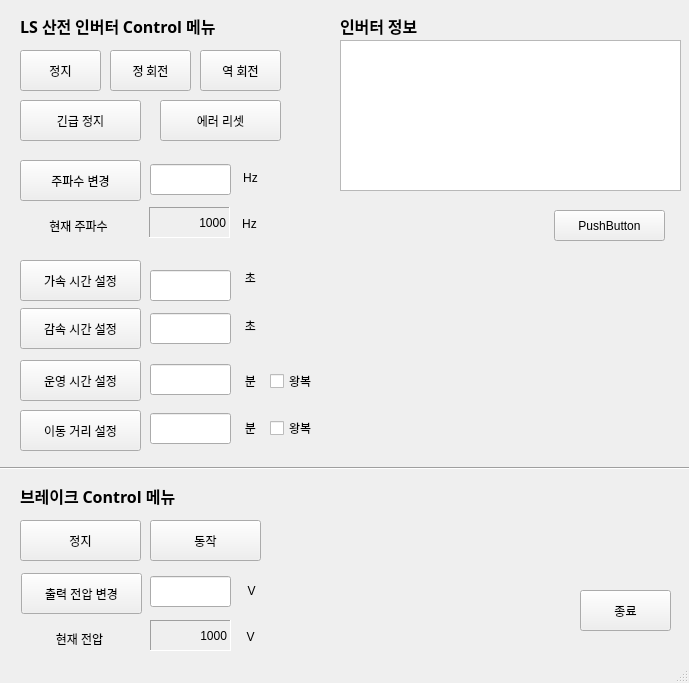
Qt form inverterUI.ui (kimyh2000/pas-motor) before a commit.
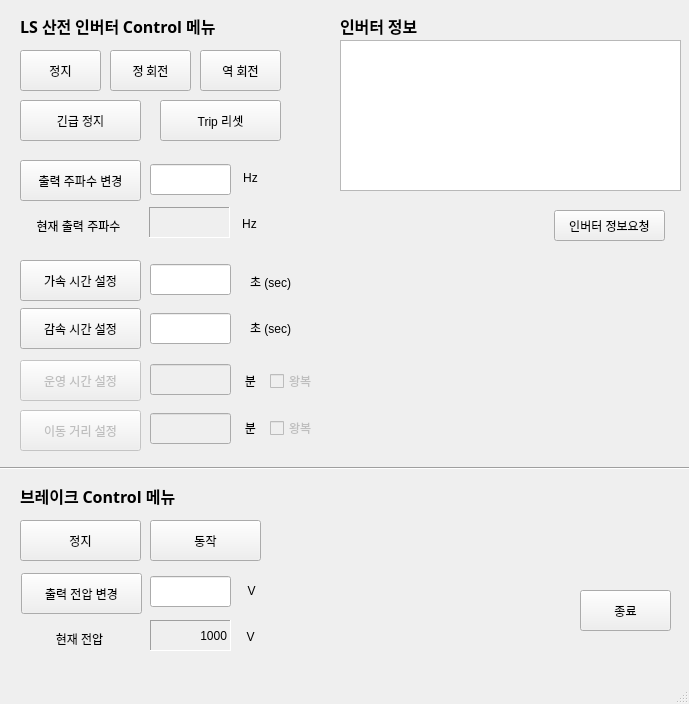
The same form after that commit.

Commit message: UI 보완

```diff
--- a/inverterUI.ui
+++ b/inverterUI.ui
@@ -7,7 +7,7 @@
     <x>0</x>
     <y>0</y>
     <width>689</width>
-    <height>683</height>
+    <height>704</height>
    </rect>
   </property>
   <property name="windowTitle">
@@ -109,7 +109,7 @@
      </rect>
     </property>
     <property name="text">
-     <string>에러 리셋</string>
+     <string>Trip 리셋</string>
     </property>
    </widget>
    <widget class="QPushButton" name="pushButton_ChangeFreq">
@@ -122,7 +122,7 @@
      </rect>
     </property>
     <property name="text">
-     <string>주파수 변경</string>
+     <string>출력 주파수 변경</string>
     </property>
    </widget>
    <widget class="QLabel" name="label_2">
@@ -135,7 +135,7 @@
      </rect>
     </property>
     <property name="text">
-     <string>현재 주파수</string>
+     <string>현재 출력 주파수</string>
     </property>
     <property name="alignment">
      <set>Qt::AlignCenter</set>
@@ -173,7 +173,7 @@
      <enum>QFrame::Sunken</enum>
     </property>
     <property name="text">
-     <string>1000</string>
+     <string/>
     </property>
     <property name="alignment">
      <set>Qt::AlignRight|Qt::AlignTrailing|Qt::AlignVCenter</set>
@@ -199,13 +199,13 @@
     <property name="geometry">
      <rect>
       <x>240</x>
-      <y>262</y>
-      <width>21</width>
+      <y>266</y>
+      <width>61</width>
       <height>31</height>
      </rect>
     </property>
     <property name="text">
-     <string>초</string>
+     <string>초 (sec)</string>
     </property>
     <property name="alignment">
      <set>Qt::AlignCenter</set>
@@ -241,13 +241,13 @@
     <property name="geometry">
      <rect>
       <x>240</x>
-      <y>310</y>
-      <width>21</width>
+      <y>312</y>
+      <width>61</width>
       <height>31</height>
      </rect>
     </property>
     <property name="text">
-     <string>초</string>
+     <string>초 (sec)</string>
     </property>
     <property name="alignment">
      <set>Qt::AlignCenter</set>
@@ -270,6 +270,9 @@
     </property>
    </widget>
    <widget class="QPushButton" name="pushButton_SetOpTime">
+    <property name="enabled">
+     <bool>false</bool>
+    </property>
     <property name="geometry">
      <rect>
       <x>20</x>
@@ -283,6 +286,9 @@
     </property>
    </widget>
    <widget class="QCheckBox" name="checkBox_OpTimeShuttle">
+    <property name="enabled">
+     <bool>false</bool>
+    </property>
     <property name="geometry">
      <rect>
       <x>270</x>
@@ -296,6 +302,9 @@
     </property>
    </widget>
    <widget class="QPushButton" name="pushButton_SetMovingDistance">
+    <property name="enabled">
+     <bool>false</bool>
+    </property>
     <property name="geometry">
      <rect>
       <x>20</x>
@@ -325,6 +334,9 @@
     </property>
    </widget>
    <widget class="QCheckBox" name="checkBox_DistanceShuttle">
+    <property name="enabled">
+     <bool>false</bool>
+    </property>
     <property name="geometry">
      <rect>
       <x>270</x>
@@ -527,7 +539,7 @@
     <property name="geometry">
      <rect>
       <x>150</x>
-      <y>270</y>
+      <y>264</y>
       <width>81</width>
       <height>31</height>
      </rect>
@@ -544,6 +556,9 @@
     </property>
    </widget>
    <widget class="QLineEdit" name="lineEdit_OpTime">
+    <property name="enabled">
+     <bool>false</bool>
+    </property>
     <property name="geometry">
      <rect>
       <x>150</x>
@@ -554,6 +569,9 @@
     </property>
    </widget>
    <widget class="QLineEdit" name="lineEdit_Dist">
+    <property name="enabled">
+     <bool>false</bool>
+    </property>
     <property name="geometry">
      <rect>
       <x>150</x>
@@ -582,6 +600,14 @@
       <height>151</height>
      </rect>
     </property>
+    <property name="font">
+     <font>
+      <family>Arial</family>
+      <pointsize>14</pointsize>
+      <weight>75</weight>
+      <bold>true</bold>
+     </font>
+    </property>
    </widget>
    <widget class="Line" name="line">
     <property name="geometry">
@@ -606,7 +632,7 @@
      </rect>
     </property>
     <property name="text">
-     <string>PushButton</string>
+     <string>인버터 정보요청</string>
     </property>
    </widget>
   </widget>
```
The commit also changes 2 other files.
